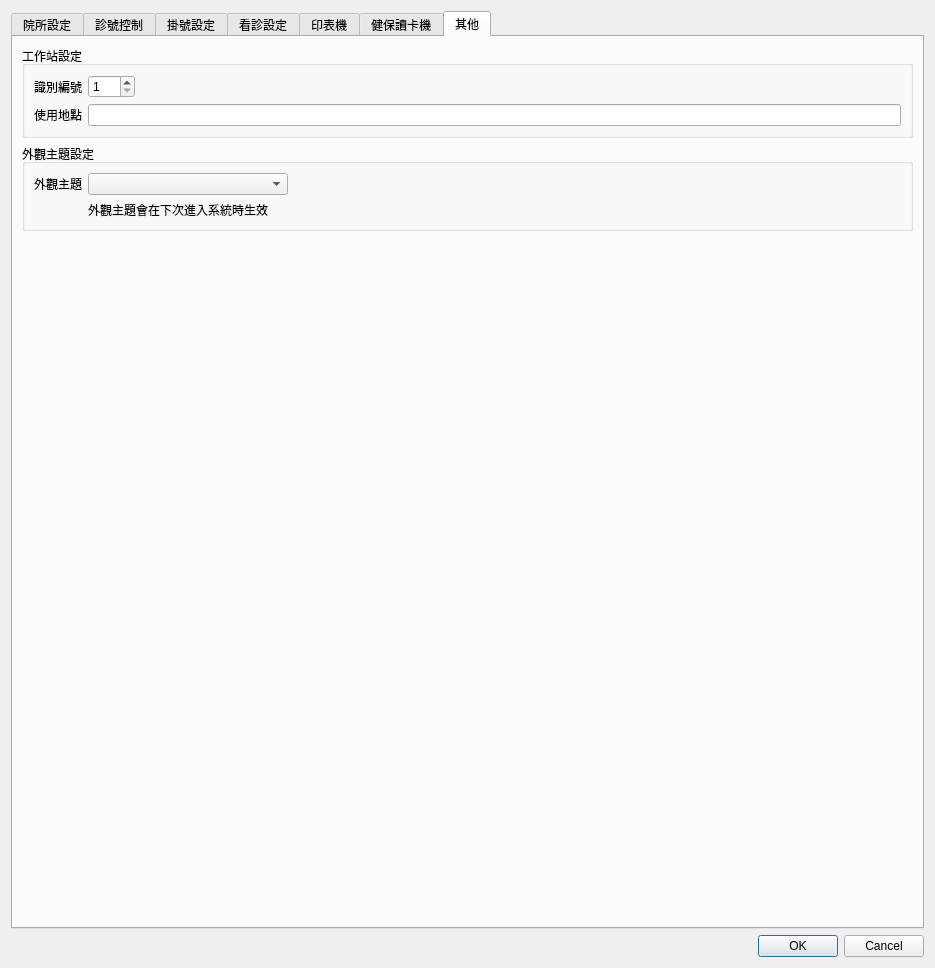
picacat/pyMedical, file ui/dialog_settings.ui: the form before one commit.
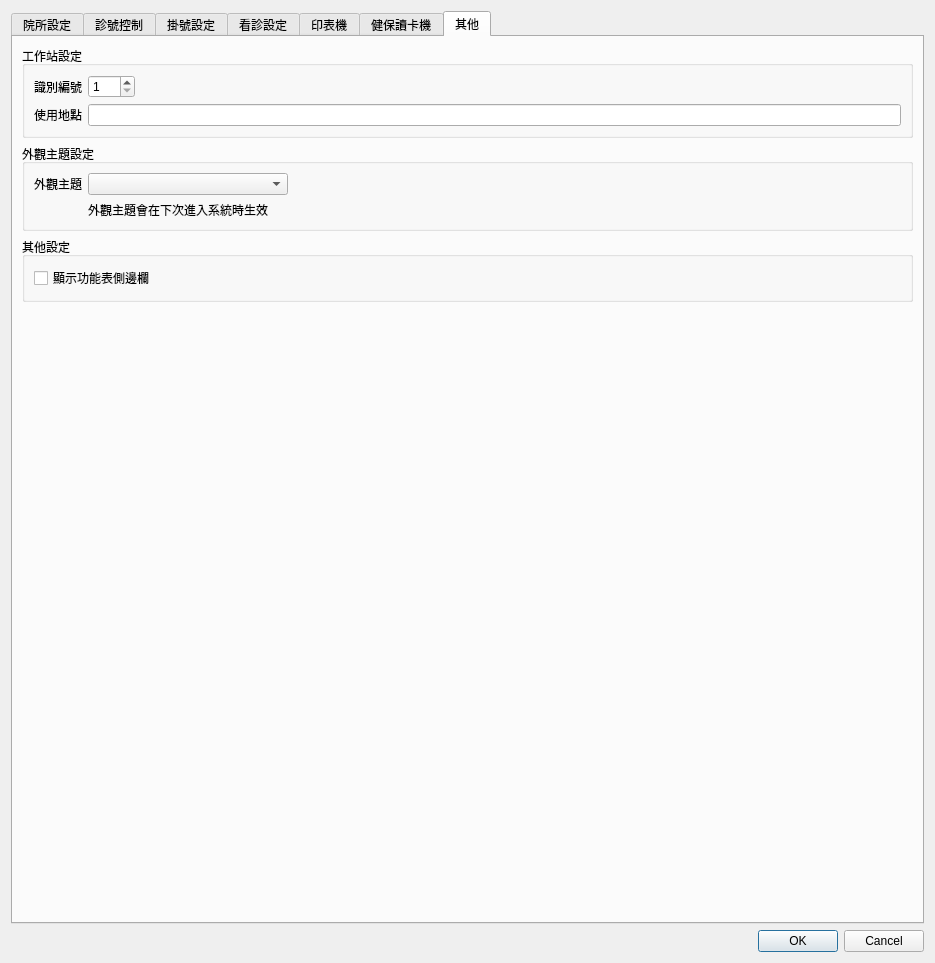
The form after the commit. The open tabs and pages were chosen to show the change. Icons and pictures are not drawn.

Patch:
```diff
--- a/ui/dialog_settings.ui
+++ b/ui/dialog_settings.ui
@@ -7,7 +7,7 @@
     <x>0</x>
     <y>0</y>
     <width>935</width>
-    <height>968</height>
+    <height>963</height>
    </rect>
   </property>
   <property name="sizePolicy">
@@ -1836,6 +1836,25 @@
            </layout>
           </widget>
          </item>
+         <item>
+          <widget class="QGroupBox" name="groupBox_32">
+           <property name="title">
+            <string>其他設定</string>
+           </property>
+           <property name="flat">
+            <bool>true</bool>
+           </property>
+           <layout class="QGridLayout" name="gridLayout_17">
+            <item row="0" column="0">
+             <widget class="QCheckBox" name="checkBox_side_bar">
+              <property name="text">
+               <string>顯示功能表側邊欄</string>
+              </property>
+             </widget>
+            </item>
+           </layout>
+          </widget>
+         </item>
          <item>
           <spacer name="verticalSpacer_7">
            <property name="orientation">
```
